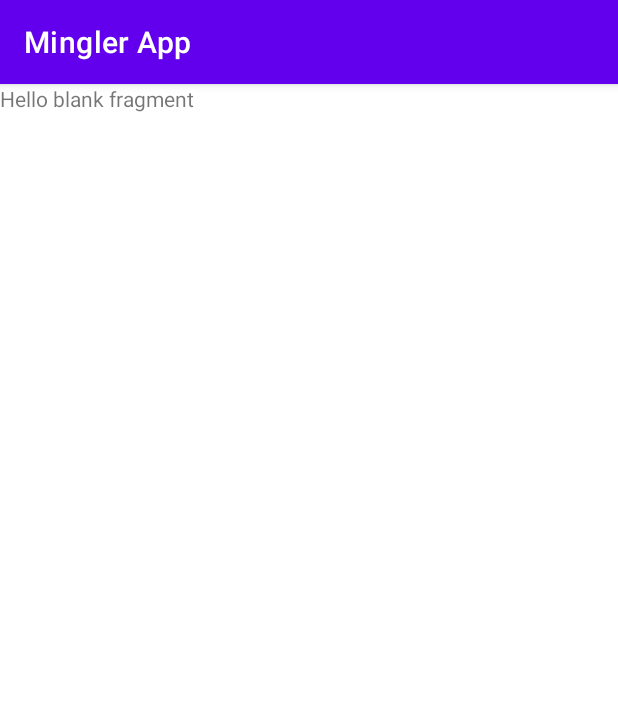
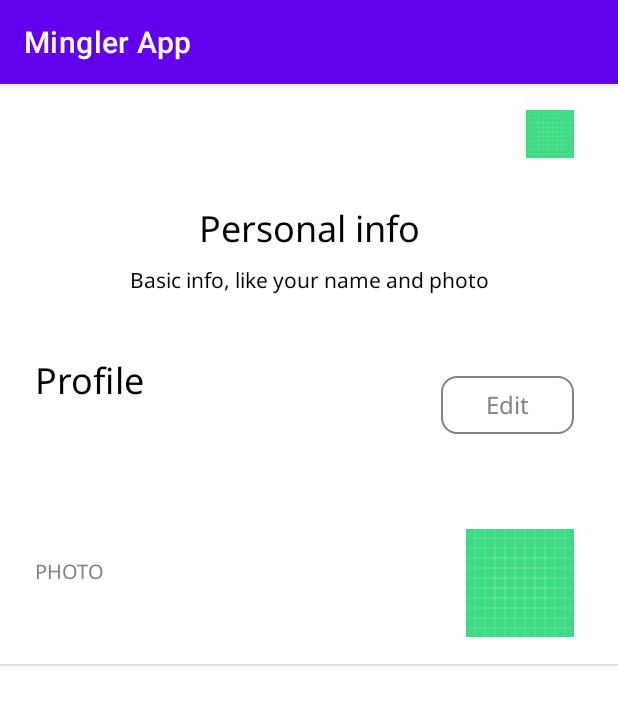
Before and after one commit to sirqoharastus/Mingler-App, an Android app: the fragment UserBioFragment shown on its own in the app's theme, on a phone screen of 412 x 824 dp. Shown: the top 705 px of the screen. Run offline under Robolectric (Android 15) with nearby library versions, the phone set to English and light mode, and no system bars.

Commit message:
started designing user bio screen

```diff
--- /dev/null
+++ b/app/src/main/res/drawable/user_bio_edit_textview_background.xml
@@ -0,0 +1,9 @@
+<?xml version="1.0" encoding="utf-8"?>
+<shape xmlns:android="http://schemas.android.com/apk/res/android">
+
+    <solid android:color="@color/white"/>
+    <corners android:radius="10dp"/>
+    <stroke android:color="@color/text_color_grey" android:width="1dp"/>
+
+
+</shape>
--- a/app/src/main/res/layout/fragment_user_bio.xml
+++ b/app/src/main/res/layout/fragment_user_bio.xml
@@ -1,14 +1,112 @@
 <?xml version="1.0" encoding="utf-8"?>
-<FrameLayout xmlns:android="http://schemas.android.com/apk/res/android"
+<androidx.constraintlayout.widget.ConstraintLayout xmlns:android="http://schemas.android.com/apk/res/android"
+    xmlns:app="http://schemas.android.com/apk/res-auto"
     xmlns:tools="http://schemas.android.com/tools"
     android:layout_width="match_parent"
     android:layout_height="match_parent"
     tools:context=".ui.fragments.UserBioFragment">
 
-    <!-- TODO: Update blank fragment layout -->
+    <ImageView
+        android:id="@+id/user_bio_imageview"
+        android:layout_width="32dp"
+        android:layout_height="36dp"
+        android:layout_marginTop="15dp"
+        android:layout_marginEnd="29dp"
+        android:src="@drawable/ic_launcher_background"
+        app:layout_constraintEnd_toEndOf="parent"
+        app:layout_constraintTop_toTopOf="parent" />
+
     <TextView
+        android:id="@+id/textView"
+        android:layout_width="wrap_content"
+        android:layout_height="wrap_content"
+        android:layout_marginTop="28dp"
+        android:fontFamily="@font/noto_sans"
+        android:lineHeight="33dp"
+        android:text="Personal info"
+        android:textColor="@color/black"
+        android:textFontWeight="400"
+        android:textSize="24sp"
+        app:layout_constraintEnd_toEndOf="parent"
+        app:layout_constraintStart_toStartOf="parent"
+        app:layout_constraintTop_toBottomOf="@+id/user_bio_imageview" />
+
+    <TextView
+        android:id="@+id/textView2"
+        android:layout_width="wrap_content"
+        android:layout_height="wrap_content"
+        android:layout_marginTop="8dp"
+        android:fontFamily="@font/noto_sans"
+        android:text="Basic info, like your name and photo"
+        android:textColor="@color/black"
+        android:textFontWeight="300"
+        android:textSize="14dp"
+        app:layout_constraintEnd_toEndOf="@+id/textView"
+        app:layout_constraintStart_toStartOf="@+id/textView"
+        app:layout_constraintTop_toBottomOf="@+id/textView" />
+
+    <TextView
+        android:id="@+id/textView3"
+        android:layout_width="wrap_content"
+        android:layout_height="wrap_content"
+        android:layout_marginStart="23dp"
+        android:layout_marginTop="40dp"
+        android:fontFamily="@font/noto_sans"
+        android:text="Profile"
+        android:textColor="@color/black"
+        android:textFontWeight="400"
+        android:textSize="24sp"
+        app:layout_constraintStart_toStartOf="parent"
+        app:layout_constraintTop_toBottomOf="@+id/textView2" />
+
+    <TextView
+        android:id="@+id/textView4"
+        android:layout_width="wrap_content"
+        android:layout_height="wrap_content"
+        android:layout_marginTop="54dp"
+        android:background="@drawable/user_bio_edit_textview_background"
+        android:fontFamily="@font/noto_sans"
+        android:paddingStart="30dp"
+        android:paddingTop="8dp"
+        android:paddingEnd="30dp"
+        android:paddingBottom="8dp"
+        android:text="Edit"
+        android:textColor="@color/text_color_grey"
+        android:textFontWeight="500"
+        android:textSize="16sp"
+        app:layout_constraintEnd_toEndOf="@+id/user_bio_imageview"
+        app:layout_constraintTop_toBottomOf="@+id/textView2" />
+
+    <TextView
+        android:layout_width="wrap_content"
+        android:layout_height="wrap_content"
+        android:fontFamily="@font/noto_sans"
+        android:text="PHOTO"
+        android:layout_marginTop="101dp"
+        android:textColor="@color/text_color_grey"
+        android:textFontWeight="500"
+        android:textSize="13sp"
+        app:layout_constraintStart_toStartOf="@+id/textView3"
+        app:layout_constraintTop_toBottomOf="@+id/textView3" />
+
+    <ImageView
+        android:id="@+id/imageView"
+        android:layout_width="72dp"
+        android:layout_height="72dp"
+        android:layout_marginTop="63dp"
+        android:src="@drawable/ic_launcher_background"
+        app:layout_constraintEnd_toEndOf="@+id/textView4"
+        app:layout_constraintTop_toBottomOf="@+id/textView4" />
+
+    <View
+        android:id="@+id/divider"
         android:layout_width="match_parent"
-        android:layout_height="match_parent"
-        android:text="@string/hello_blank_fragment" />
+        android:layout_height="1dp"
+        android:layout_marginTop="18dp"
+        android:background="?android:attr/listDivider"
+        app:layout_constraintEnd_toEndOf="parent"
+        app:layout_constraintStart_toStartOf="parent"
+        app:layout_constraintTop_toBottomOf="@+id/imageView" />
 
-</FrameLayout>
+
+</androidx.constraintlayout.widget.ConstraintLayout>
```
